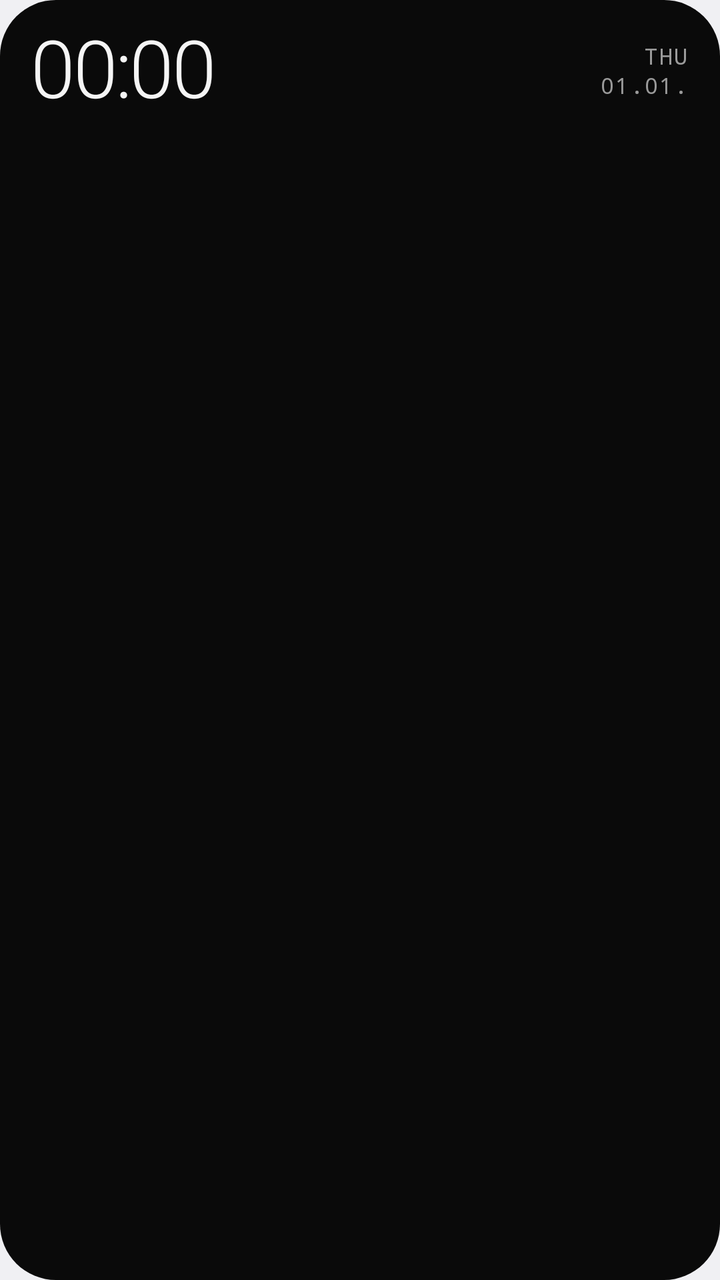
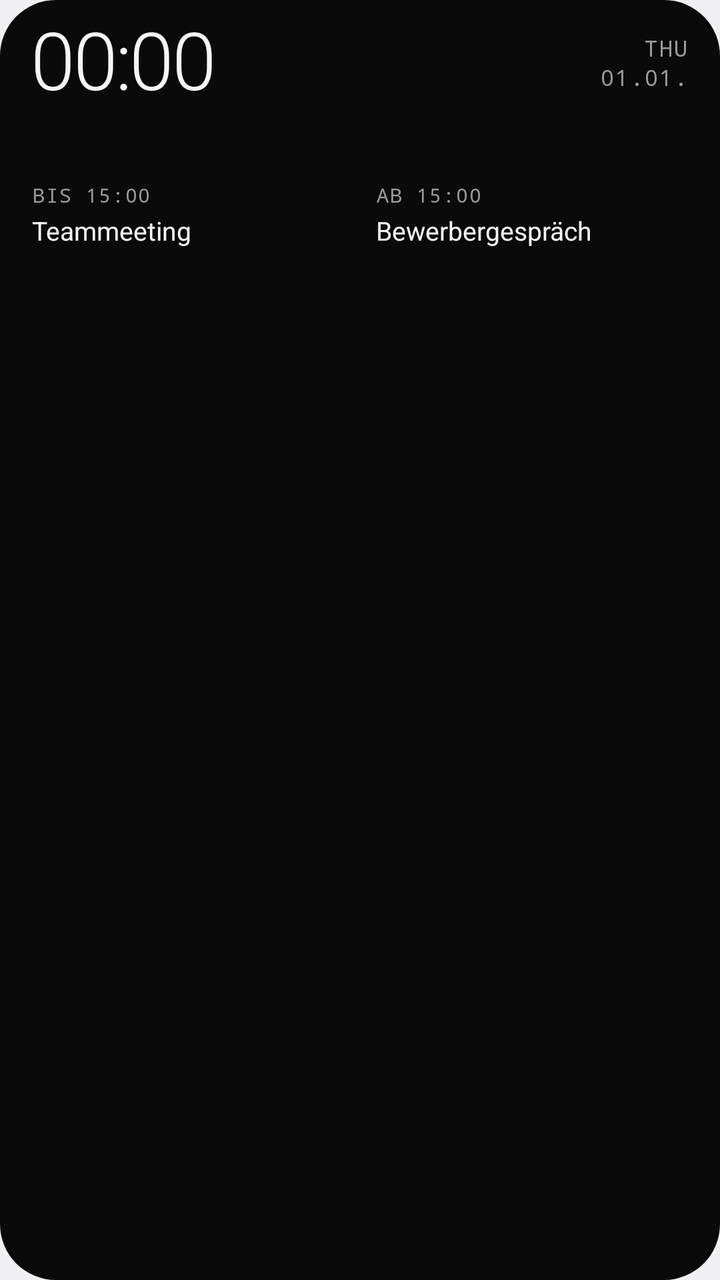

Two renders of the same Android screen: before a commit and after it. Below are the layout's source before the change and the commit's diff.
<!-- AndroidManifest.xml: application theme android:Theme.DeviceDefault.DayNight -->
<!-- res/layout/widget_day_bar_compact.xml -->
<?xml version="1.0" encoding="utf-8"?>
<FrameLayout xmlns:android="http://schemas.android.com/apk/res/android"
    android:id="@android:id/background"
    android:layout_width="match_parent"
    android:layout_height="match_parent">

    <ImageView
        android:id="@+id/db_bg_fill"
        android:layout_width="match_parent"
        android:layout_height="match_parent"
        android:importantForAccessibility="no"
        android:scaleType="fitXY"
        android:src="@drawable/widget_shape"
        android:tint="@color/mono_bg_solid" />

    <ImageView
        android:id="@+id/db_bg_stroke"
        android:layout_width="match_parent"
        android:layout_height="match_parent"
        android:importantForAccessibility="no"
        android:scaleType="fitXY"
        android:src="@drawable/widget_stroke"
        android:visibility="gone" />

    <LinearLayout
        android:layout_width="match_parent"
        android:layout_height="match_parent"
        android:orientation="vertical"
        android:paddingStart="16dp"
        android:paddingTop="12dp"
        android:paddingEnd="16dp"
        android:paddingBottom="12dp">

        
        <LinearLayout
            android:layout_width="match_parent"
            android:layout_height="wrap_content"
            android:gravity="center_vertical"
            android:orientation="horizontal">

            <TextClock
                android:id="@+id/db_clock"
                android:layout_width="wrap_content"
                android:layout_height="wrap_content"
                android:fontFamily="sans-serif-light"
                android:format12Hour="HH:mm"
                android:format24Hour="HH:mm"
                android:includeFontPadding="false"
                android:letterSpacing="-0.03"
                android:textColor="@color/mono_text"
                android:textSize="40sp" />

            <FrameLayout
                android:layout_width="0dp"
                android:layout_height="wrap_content"
                android:layout_weight="1" />

            <LinearLayout
                android:layout_width="wrap_content"
                android:layout_height="wrap_content"
                android:gravity="end"
                android:orientation="vertical">

                <TextClock
                    android:id="@+id/db_weekday"
                    android:layout_width="wrap_content"
                    android:layout_height="wrap_content"
                    android:fontFamily="monospace"
                    android:format12Hour="EEE"
                    android:format24Hour="EEE"
                    android:letterSpacing="0.06"
                    android:textAllCaps="true"
                    android:textColor="@color/mono_muted_solid"
                    android:textSize="11sp" />

                <TextClock
                    android:id="@+id/db_date"
                    android:layout_width="wrap_content"
                    android:layout_height="wrap_content"
                    android:fontFamily="monospace"
                    android:format12Hour="dd.MM."
                    android:format24Hour="dd.MM."
                    android:letterSpacing="0.06"
                    android:textAllCaps="true"
                    android:textColor="@color/mono_muted_solid"
                    android:textSize="11sp" />

                <LinearLayout
                    android:id="@+id/db_allday_row"
                    android:layout_width="wrap_content"
                    android:layout_height="wrap_content"
                    android:layout_marginTop="2dp"
                    android:gravity="center_vertical"
                    android:orientation="horizontal"
                    android:visibility="gone">

                    <ImageView
                        android:id="@+id/db_allday_ring"
                        android:layout_width="6dp"
                        android:layout_height="6dp"
                        android:importantForAccessibility="no"
                        android:src="@drawable/ring"
                        android:tint="@color/mono_muted_solid" />

                    <TextView
                        android:id="@+id/db_allday_title"
                        android:layout_width="wrap_content"
                        android:layout_height="wrap_content"
                        android:layout_marginStart="5dp"
                        android:ellipsize="end"
                        android:maxLines="1"
                        android:maxWidth="100dp"
                        android:text="Feiertag"
                        android:textColor="@color/mono_text"
                        android:textSize="11sp" />

                    <TextView
                        android:id="@+id/db_allday_count"
                        android:layout_width="wrap_content"
                        android:layout_height="wrap_content"
                        android:layout_marginStart="4dp"
                        android:fontFamily="monospace"
                        android:maxLines="1"
                        android:text="+1"
                        android:textColor="@color/mono_muted_solid"
                        android:textSize="10sp"
                        android:visibility="gone" />
                </LinearLayout>
            </LinearLayout>
        </LinearLayout>

        
        <ImageView
            android:id="@+id/db_timeline"
            android:layout_width="match_parent"
            android:layout_height="32dp"
            android:layout_marginTop="6dp"
            android:importantForAccessibility="no"
            android:scaleType="fitXY" />

        
        <FrameLayout
            android:layout_width="match_parent"
            android:layout_height="0dp"
            android:layout_weight="1" />

    </LinearLayout>
</FrameLayout>
<!-- resources referenced by this layout -->
<resources>
  <color name="mono_bg_solid">#FF0A0A0A</color>
  <color name="mono_muted_solid">#FF9A9A9A</color>
  <color name="mono_text">#FFF5F5F5</color>
  <!-- drawable ring (drawable) -->
  <?xml version="1.0" encoding="utf-8"?>
  <shape xmlns:android="http://schemas.android.com/apk/res/android"
      android:shape="oval">
      <solid android:color="#00000000" />
      <stroke
          android:width="1.5dp"
          android:color="#FFFFFFFF" />
      <size
          android:width="7dp"
          android:height="7dp" />
  </shape>
  <!-- drawable widget_shape (drawable) -->
  <?xml version="1.0" encoding="utf-8"?>
  <shape xmlns:android="http://schemas.android.com/apk/res/android"
      android:shape="rectangle">
      <solid android:color="#FFFFFFFF" />
      <corners android:radius="@android:dimen/system_app_widget_background_radius" />
  </shape>
  <!-- drawable widget_stroke (drawable) -->
  <?xml version="1.0" encoding="utf-8"?>
  <shape xmlns:android="http://schemas.android.com/apk/res/android"
      android:shape="rectangle">
      <solid android:color="#00000000" />
      <stroke
          android:width="1dp"
          android:color="#29FFFFFF" />
      <corners android:radius="@android:dimen/system_app_widget_background_radius" />
  </shape>
</resources>

<!-- the commit's change to res/layout/widget_day_bar_compact.xml (unified diff, before → after) -->
@@ -27,7 +27,7 @@
         android:layout_height="match_parent"
         android:orientation="vertical"
         android:paddingStart="16dp"
-        android:paddingTop="12dp"
+        android:paddingTop="8dp"
         android:paddingEnd="16dp"
         android:paddingBottom="12dp">
 
@@ -133,16 +133,82 @@
         <ImageView
             android:id="@+id/db_timeline"
             android:layout_width="match_parent"
-            android:layout_height="32dp"
-            android:layout_marginTop="6dp"
+            android:layout_height="28dp"
+            android:layout_marginTop="4dp"
             android:importantForAccessibility="no"
             android:scaleType="fitXY" />
 
         
-        <FrameLayout
+        <LinearLayout
             android:layout_width="match_parent"
-            android:layout_height="0dp"
-            android:layout_weight="1" />
+            android:layout_height="wrap_content"
+            android:layout_marginTop="4dp"
+            android:orientation="horizontal">
+
+            
+            <LinearLayout
+                android:id="@+id/db_footer_left"
+                android:layout_width="0dp"
+                android:layout_height="wrap_content"
+                android:layout_weight="1"
+                android:orientation="vertical">
+
+                <TextView
+                    android:id="@+id/db_current_label"
+                    android:layout_width="wrap_content"
+                    android:layout_height="wrap_content"
+                    android:fontFamily="monospace"
+                    android:letterSpacing="0.06"
+                    android:maxLines="1"
+                    android:text="BIS 15:00"
+                    android:textColor="@color/mono_muted_solid"
+                    android:textSize="10sp" />
+
+                <TextView
+                    android:id="@+id/db_current_title"
+                    android:layout_width="match_parent"
+                    android:layout_height="wrap_content"
+                    android:layout_marginTop="2dp"
+                    android:ellipsize="end"
+                    android:maxLines="1"
+                    android:text="Teammeeting"
+                    android:textColor="@color/mono_text"
+                    android:textSize="13sp" />
+            </LinearLayout>
+
+            
+            <LinearLayout
+                android:id="@+id/db_footer_right"
+                android:layout_width="0dp"
+                android:layout_height="wrap_content"
+                android:layout_weight="1"
+                android:layout_marginStart="16dp"
+                android:orientation="vertical">
+
+                <TextView
+                    android:id="@+id/db_next_label"
+                    android:layout_width="match_parent"
+                    android:layout_height="wrap_content"
+                    android:ellipsize="end"
+                    android:fontFamily="monospace"
+                    android:letterSpacing="0.06"
+                    android:maxLines="1"
+                    android:text="AB 15:00"
+                    android:textColor="@color/mono_muted_solid"
+                    android:textSize="10sp" />
+
+                <TextView
+                    android:id="@+id/db_next_title"
+                    android:layout_width="match_parent"
+                    android:layout_height="wrap_content"
+                    android:layout_marginTop="2dp"
+                    android:ellipsize="end"
+                    android:maxLines="1"
+                    android:text="Bewerbergespräch"
+                    android:textColor="@color/mono_text"
+                    android:textSize="13sp" />
+            </LinearLayout>
+        </LinearLayout>
 
     </LinearLayout>
 </FrameLayout>
